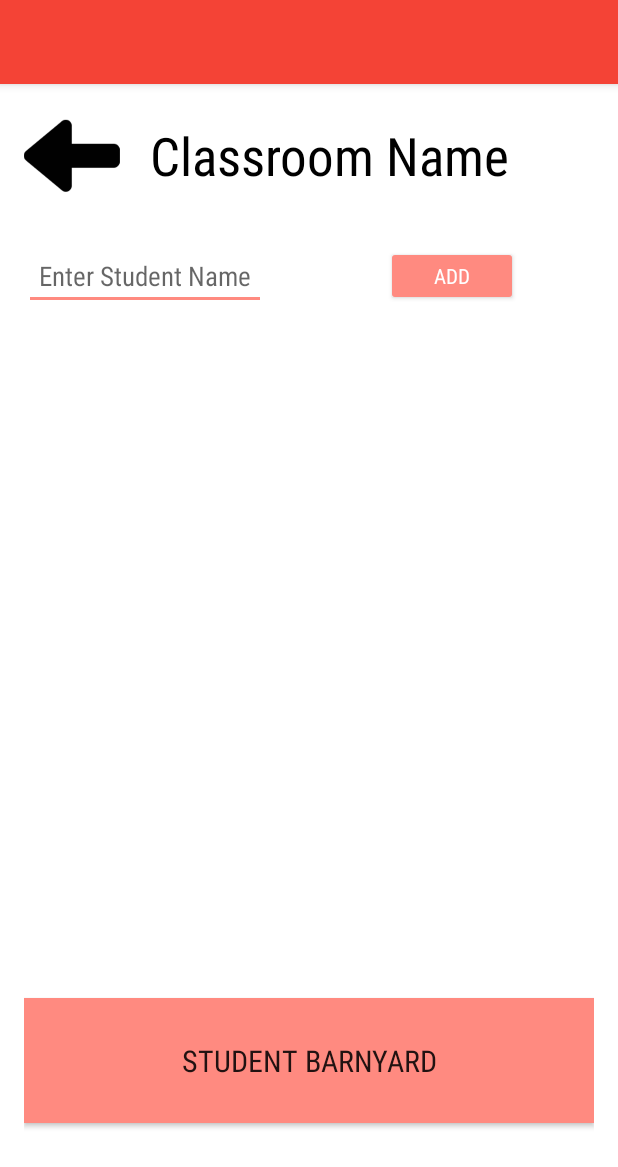
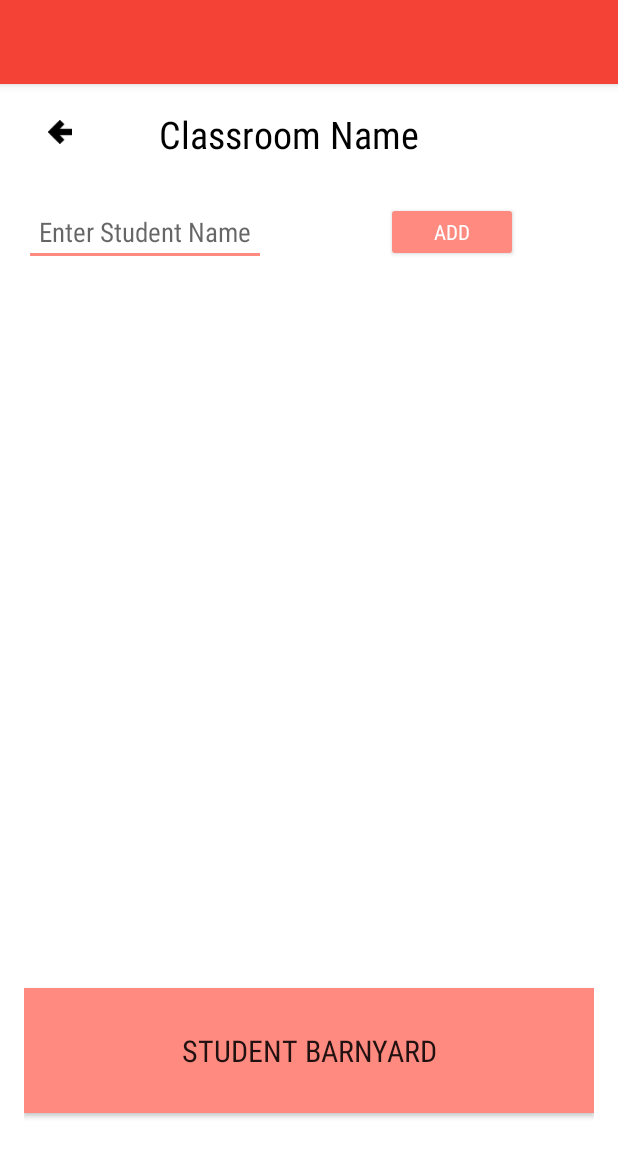
Before and after one commit to audreyeso/Book-Barn, an Android app: the AddStudentActivity screen opened directly, with no data from a screen before it, on a phone screen of 412 x 824 dp. Shown: the top 1167 px of the screen. Run offline under Robolectric (Android 15) with nearby library versions, the phone set to English and light mode, and no system bars; libraries missing offline, so code that uses them is left out: org.parceler; 4 statements that could not run were skipped.

Commit message:
updates drawable to include home arrows

```diff
--- a/Book-Barn/app/src/main/res/layout/activity_add_student.xml
+++ b/Book-Barn/app/src/main/res/layout/activity_add_student.xml
@@ -12,31 +12,37 @@
     tools:context=".activities.AddStudentActivity"
     android:weightSum="1">
 
-    <LinearLayout
+    <RelativeLayout
         android:orientation="horizontal"
         android:layout_width="wrap_content"
         android:layout_height="wrap_content">
 
         <ImageButton
+            android:layout_alignParentStart="true"
+            android:layout_alignParentLeft="true"
+            android:paddingTop="8dp"
+            android:layout_marginLeft="@dimen/activity_horizontal_margin"
             android:id="@+id/add_student_activity_back__home_button"
             android:background="@color/colorWhite"
-            android:src="@drawable/back1"
+            android:src="@drawable/backarrow"
             android:layout_width="wrap_content"
             android:layout_height="wrap_content" />
     <TextView
+        android:layout_alignParentTop="true"
+        android:layout_centerInParent="true"
         android:id= "@+id/activity_add_student_classroom_title_textview"
-        android:paddingLeft="20dp"
         android:layout_width="wrap_content"
         android:layout_height="wrap_content"
-        android:layout_gravity="center"
-        android:textSize="35dp"
+        android:paddingLeft="90dp"
+        android:paddingRight="80dp"
+        android:textSize="25dp"
         android:text="@string/classroom_name"
         android:fontFamily="sans-serif-condensed"
         android:textColor="#000000"
         />
 
 
-    </LinearLayout>
+    </RelativeLayout>
 
 
     <LinearLayout
```
Also changed, not shown: Book-Barn/app/src/main/res/layout/content_main.xml (+10 -10 lines), Book-Barn/app/src/main/res/drawable-hdpi/backarrow.png (added), Book-Barn/app/src/main/res/drawable-mdpi/backarrow.png (added), Book-Barn/app/src/main/res/drawable-xhdpi/backarrow.png (added), Book-Barn/app/src/main/res/drawable-xxhdpi/backarrow.png (added), Book-Barn/app/src/main/res/drawable-xxxhdpi/backarrow.png (added).
